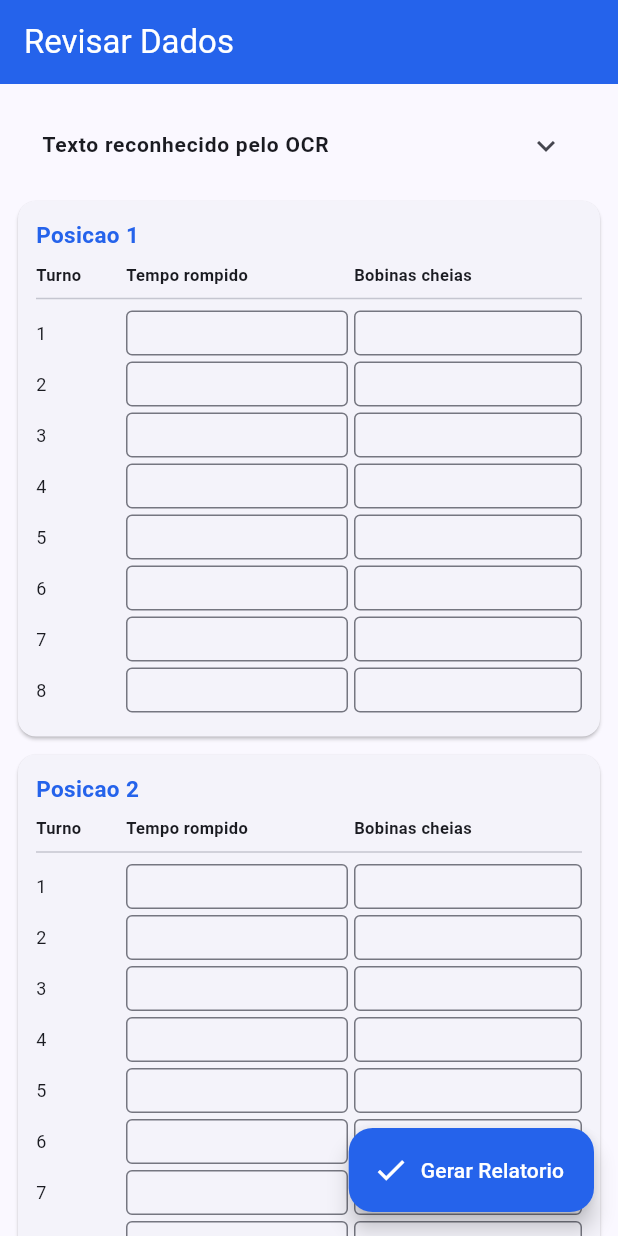
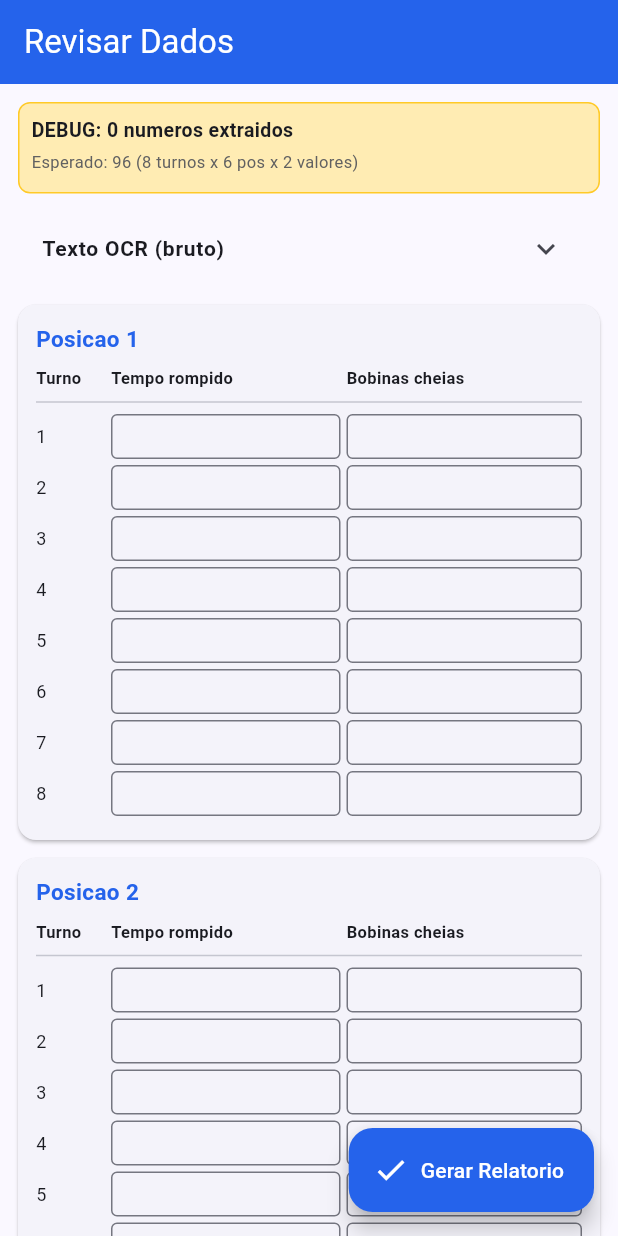
Before and after one commit to felipemachado1984-dev/Rel_Prod, a Flutter app: the ReviewScreen screen opened directly with empty values, on a phone screen of 412 x 824 dp. Run offline on Flutter 3.47's test engine with Material 3 defaults, Android fonts, the phone set to English and light mode, and no system bars; our stand-ins replace camera, pdf, share_plus; missing offline and left inert: google_mlkit_text_recognition.

Commit message:
Add debugNums to ReviewScreen and enhance UI

```diff
--- a/lib/screens/review_screen.dart
+++ b/lib/screens/review_screen.dart
@@ -5,8 +5,13 @@ import 'report_screen.dart';
 class ReviewScreen extends StatefulWidget {
   final Producao producao;
   final String rawText;
+  final List<String> debugNums;
 
-  ReviewScreen({required this.producao, this.rawText = ''});
+  ReviewScreen({
+    required this.producao,
+    this.rawText = '',
+    this.debugNums = const [],
+  });
 
   @override
   _ReviewScreenState createState() => _ReviewScreenState();
@@ -89,9 +94,51 @@ class _ReviewScreenState extends State<ReviewScreen> {
         child: Column(
           crossAxisAlignment: CrossAxisAlignment.start,
           children: [
+            // ===== DEBUG =====
+            Container(
+              width: double.infinity,
+              padding: EdgeInsets.all(8),
+              decoration: BoxDecoration(
+                color: Colors.amber[100],
+                borderRadius: BorderRadius.circular(8),
+                border: Border.all(color: Colors.amber[400]!),
+              ),
+              child: Column(
+                crossAxisAlignment: CrossAxisAlignment.start,
+                children: [
+                  Text('DEBUG: ${widget.debugNums.length} numeros extraidos',
+                      style: TextStyle(fontWeight: FontWeight.bold, fontSize: 13)),
+                  SizedBox(height: 4),
+                  Text('Esperado: 96 (8 turnos x 6 pos x 2 valores)',
+                      style: TextStyle(fontSize: 11, color: Colors.grey[700])),
+                  SizedBox(height: 4),
+                  Wrap(
+                    spacing: 4,
+                    runSpacing: 4,
+                    children: [
+                      for (int i = 0; i < widget.debugNums.length; i++)
+                        Container(
+                          padding: EdgeInsets.symmetric(horizontal: 6, vertical: 2),
+                          decoration: BoxDecoration(
+                            color: Colors.white,
+                            borderRadius: BorderRadius.circular(4),
+                            border: Border.all(color: Colors.grey[300]!),
+                          ),
+                          child: Text(
+                            '$i:${widget.debugNums[i]}',
+                            style: TextStyle(fontSize: 10, fontFamily: 'monospace'),
+                          ),
+                        ),
+                    ],
+                  ),
+                ],
+              ),
+            ),
+            SizedBox(height: 8),
             ExpansionTile(
-              title: Text('Texto reconhecido pelo OCR',
+              title: Text('Texto OCR (bruto)',
                   style: TextStyle(fontSize: 14, fontWeight: FontWeight.bold)),
+              initiallyExpanded: false,
               children: [
                 Container(
                   width: double.infinity,
@@ -102,7 +149,7 @@ class _ReviewScreenState extends State<ReviewScreen> {
                   ),
                   child: TextField(
                     controller: _rawTextController,
-                    maxLines: 10,
+                    maxLines: 12,
                     decoration: InputDecoration(border: InputBorder.none),
                     style: TextStyle(fontSize: 11, fontFamily: 'monospace'),
                   ),
@@ -138,10 +185,9 @@ class _ReviewScreenState extends State<ReviewScreen> {
                     fontSize: 15,
                     color: Color(0xFF2563EB))),
             SizedBox(height: 8),
-            // Cabecalho da tabela
             Row(
               children: [
-                SizedBox(width: 60, child: Text('Turno', style: TextStyle(fontSize: 11, fontWeight: FontWeight.bold))),
+                SizedBox(width: 50, child: Text('Turno', style: TextStyle(fontSize: 11, fontWeight: FontWeight.bold))),
                 Expanded(child: Text('Tempo rompido', style: TextStyle(fontSize: 11, fontWeight: FontWeight.bold))),
                 Expanded(child: Text('Bobinas cheias', style: TextStyle(fontSize: 11, fontWeight: FontWeight.bold))),
               ],
@@ -150,9 +196,7 @@ class _ReviewScreenState extends State<ReviewScreen> {
             for (int t = 0; t < 8; t++) ...[
               Row(
                 children: [
-                  SizedBox(
-                      width: 60,
-                      child: Text('${t + 1}', style: TextStyle(fontSize: 12))),
+                  SizedBox(width: 50, child: Text('${t + 1}', style: TextStyle(fontSize: 12))),
                   Expanded(
                     child: Padding(
                       padding: EdgeInsets.only(right: 4),
@@ -161,8 +205,7 @@ class _ReviewScreenState extends State<ReviewScreen> {
                         decoration: InputDecoration(
                           isDense: true,
                           border: OutlineInputBorder(),
-                          contentPadding:
-                              EdgeInsets.symmetric(horizontal: 6, vertical: 6),
+                          contentPadding: EdgeInsets.symmetric(horizontal: 6, vertical: 6),
                         ),
                         style: TextStyle(fontSize: 12),
                       ),
@@ -174,8 +217,7 @@ class _ReviewScreenState extends State<ReviewScreen> {
                       decoration: InputDecoration(
                         isDense: true,
                         border: OutlineInputBorder(),
-                        contentPadding:
-                            EdgeInsets.symmetric(horizontal: 6, vertical: 6),
+                        contentPadding: EdgeInsets.symmetric(horizontal: 6, vertical: 6),
                       ),
                       style: TextStyle(fontSize: 12),
                     ),
```
